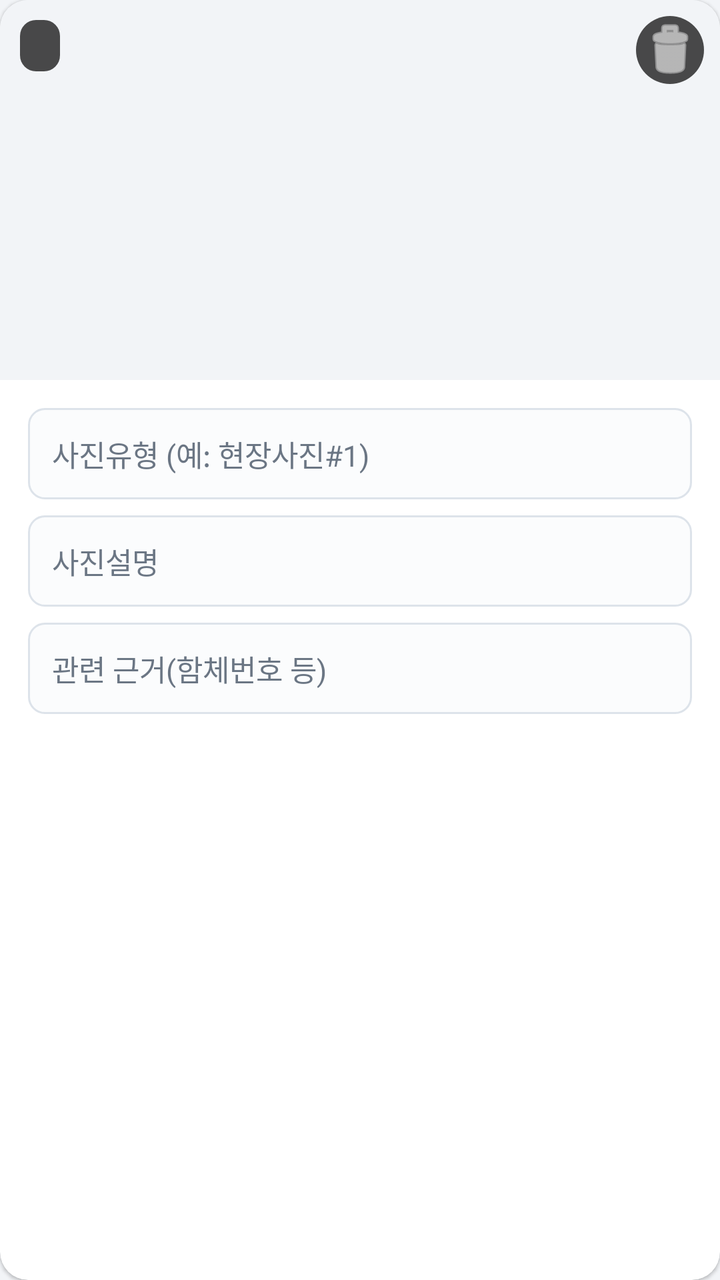
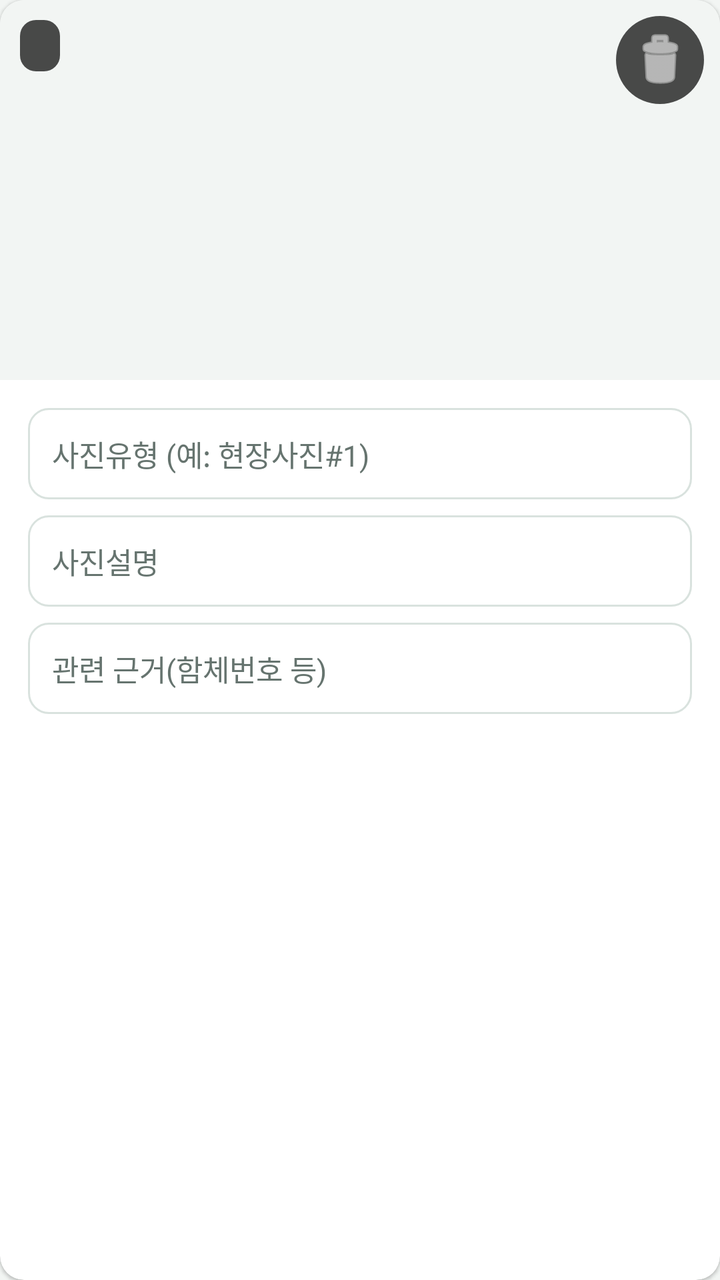

Compare the two renders of this Android layout. The source of the first and the diff that turns it into the second are given below.
<!-- AndroidManifest.xml: application theme Theme.Jijang -->
<!-- res/layout/item_site_photo.xml -->
<?xml version="1.0" encoding="utf-8"?>
<androidx.cardview.widget.CardView
    xmlns:android="http://schemas.android.com/apk/res/android"
    xmlns:app="http://schemas.android.com/apk/res-auto"
    android:layout_width="match_parent"
    android:layout_height="wrap_content"
    android:layout_marginHorizontal="12dp"
    android:layout_marginVertical="6dp"
    app:cardCornerRadius="14dp"
    app:cardElevation="1dp">

    <LinearLayout
        android:layout_width="match_parent"
        android:layout_height="wrap_content"
        android:orientation="vertical">

        <FrameLayout
            android:layout_width="match_parent"
            android:layout_height="190dp">

            <ImageView
                android:id="@+id/imageThumbnail"
                android:layout_width="match_parent"
                android:layout_height="match_parent"
                android:background="@color/background"
                android:scaleType="centerCrop"
                android:contentDescription="@null" />

            <TextView
                android:id="@+id/textSlotLabel"
                android:layout_width="wrap_content"
                android:layout_height="wrap_content"
                android:layout_gravity="top|start"
                android:layout_margin="10dp"
                android:background="@drawable/bg_photo_badge"
                android:paddingHorizontal="10dp"
                android:paddingVertical="5dp"
                android:textColor="@color/on_primary"
                android:textSize="11.5sp"
                android:textStyle="bold" />

            <ImageButton
                android:id="@+id/buttonDelete"
                android:layout_width="34dp"
                android:layout_height="34dp"
                android:layout_gravity="top|end"
                android:layout_margin="8dp"
                android:background="@drawable/bg_delete_circle"
                android:contentDescription="@string/delete_row"
                android:padding="7dp"
                android:src="@android:drawable/ic_menu_delete"
                app:tint="@color/on_primary" />
        </FrameLayout>

        <LinearLayout
            android:layout_width="match_parent"
            android:layout_height="wrap_content"
            android:orientation="vertical"
            android:padding="14dp">

            <EditText
                android:id="@+id/editPhotoType"
                style="@style/Widget.Jijang.EditText"
                android:layout_width="match_parent"
                android:layout_height="wrap_content"
                android:layout_marginTop="0dp"
                android:hint="@string/hint_photo_type" />

            <EditText
                android:id="@+id/editDescription"
                style="@style/Widget.Jijang.EditText"
                android:layout_width="match_parent"
                android:layout_height="wrap_content"
                android:hint="@string/hint_photo_description" />

            <EditText
                android:id="@+id/editRelatedFacility"
                style="@style/Widget.Jijang.EditText"
                android:layout_width="match_parent"
                android:layout_height="wrap_content"
                android:hint="@string/hint_photo_related_facility" />
        </LinearLayout>
    </LinearLayout>
</androidx.cardview.widget.CardView>
<!-- resources referenced by this layout -->
<resources>
  <color name="background">#F2F4F7</color>
  <color name="on_primary">#FFFFFF</color>
  <!-- drawable bg_delete_circle (drawable) -->
  <?xml version="1.0" encoding="utf-8"?>
  <shape xmlns:android="http://schemas.android.com/apk/res/android"
      android:shape="oval">
      <solid android:color="#B3000000" />
  </shape>
  <!-- drawable bg_photo_badge (drawable) -->
  <?xml version="1.0" encoding="utf-8"?>
  <shape xmlns:android="http://schemas.android.com/apk/res/android">
      <solid android:color="#B3000000" />
      <corners android:radius="8dp" />
  </shape>
  <string name="delete_row">행 삭제</string>
  <string name="hint_photo_description">사진설명</string>
  <string name="hint_photo_related_facility">관련 근거(함체번호 등)</string>
  <string name="hint_photo_type">사진유형 (예: 현장사진#1)</string>
  <style name="Widget.Jijang.EditText" parent="android:Widget.EditText">
          <item name="android:background">@drawable/bg_input_field</item>
          <item name="android:padding">12dp</item>
          <item name="android:textColor">@color/text_primary</item>
          <item name="android:textColorHint">@color/text_secondary</item>
          <item name="android:textSize">14.5sp</item>
          <item name="android:layout_marginTop">8dp</item>
      </style>
  <style name="Theme.Jijang" parent="Theme.MaterialComponents.DayNight.NoActionBar">
          <item name="colorPrimary">@color/primary</item>
          <item name="colorPrimaryDark">@color/primary_dark</item>
          <item name="colorOnPrimary">@color/on_primary</item>
          <item name="colorSecondary">@color/accent</item>
          <item name="colorOnSecondary">@color/on_accent</item>
          <item name="android:windowBackground">@color/background</item>
  
          
          <item name="shapeAppearanceSmallComponent">@style/ShapeAppearance.Jijang.SmallComponent</item>
  
          <item name="materialButtonStyle">@style/Widget.Jijang.Button</item>
          <item name="materialButtonOutlinedStyle">@style/Widget.Jijang.Button.Outlined</item>
          <item name="borderlessButtonStyle">@style/Widget.Jijang.Button.Text</item>
      </style>
  <!-- drawable bg_input_field (drawable) -->
  <?xml version="1.0" encoding="utf-8"?>
  <shape xmlns:android="http://schemas.android.com/apk/res/android">
      <solid android:color="#FBFCFD" />
      <corners android:radius="8dp" />
      <stroke android:width="1dp" android:color="@color/line" />
      <padding android:left="10dp" android:top="10dp" android:right="10dp" android:bottom="10dp" />
  </shape>
  <color name="text_primary">#1B2430</color>
  <color name="text_secondary">#6B7684</color>
  <color name="primary">#0F2A4A</color>
  <color name="primary_dark">#081A30</color>
  <color name="accent">#E8871E</color>
  <color name="on_accent">#FFFFFF</color>
  <style name="ShapeAppearance.Jijang.SmallComponent" parent="ShapeAppearance.MaterialComponents.SmallComponent">
          <item name="cornerSize">14dp</item>
      </style>
  <style name="Widget.Jijang.Button.Text" parent="Widget.MaterialComponents.Button.TextButton">
          <item name="android:textColor">@color/accent_dark</item>
          <item name="android:textAllCaps">false</item>
          <item name="android:letterSpacing">0</item>
      </style>
  <color name="line">#DDE3EA</color>
  <color name="accent_dark">#C96F0F</color>
  <!-- unchanged entries left out for length: 2 -->
</resources>

<!-- the commit's change to res/layout/item_site_photo.xml (unified diff, before → after) -->
@@ -6,8 +6,8 @@
     android:layout_height="wrap_content"
     android:layout_marginHorizontal="12dp"
     android:layout_marginVertical="6dp"
-    app:cardCornerRadius="14dp"
-    app:cardElevation="1dp">
+    app:cardCornerRadius="@dimen/card_radius"
+    app:cardElevation="@dimen/card_elevation">
 
     <LinearLayout
         android:layout_width="match_parent"
@@ -41,8 +41,8 @@
 
             <ImageButton
                 android:id="@+id/buttonDelete"
-                android:layout_width="34dp"
-                android:layout_height="34dp"
+                android:layout_width="@dimen/touch_target"
+                android:layout_height="@dimen/touch_target"
                 android:layout_gravity="top|end"
                 android:layout_margin="8dp"
                 android:background="@drawable/bg_delete_circle"
<!-- resource entries referenced after the edit -->
@@ -1,17 +1,20 @@
 <!-- resources referenced by this layout -->
 <resources>
-  <color name="background">#F2F4F7</color>
+  <color name="background">#F2F5F3</color>
   <color name="on_primary">#FFFFFF</color>
+  <dimen name="card_elevation">1dp</dimen>
+  <dimen name="card_radius">12dp</dimen>
+  <dimen name="touch_target">44dp</dimen>
   <!-- drawable bg_delete_circle (drawable) -->
   <?xml version="1.0" encoding="utf-8"?>
   <shape xmlns:android="http://schemas.android.com/apk/res/android"
       android:shape="oval">
-      <solid android:color="#B3000000" />
+      <solid android:color="@color/scrim" />
   </shape>
   <!-- drawable bg_photo_badge (drawable) -->
   <?xml version="1.0" encoding="utf-8"?>
   <shape xmlns:android="http://schemas.android.com/apk/res/android">
-      <solid android:color="#B3000000" />
+      <solid android:color="@color/scrim" />
       <corners android:radius="8dp" />
   </shape>
   <string name="delete_row">행 삭제</string>
@@ -32,6 +35,7 @@
           <item name="colorOnPrimary">@color/on_primary</item>
           <item name="colorSecondary">@color/accent</item>
           <item name="colorOnSecondary">@color/on_accent</item>
+          <item name="android:colorAccent">@color/accent</item>
           <item name="android:windowBackground">@color/background</item>
   
           
@@ -41,30 +45,33 @@
           <item name="materialButtonOutlinedStyle">@style/Widget.Jijang.Button.Outlined</item>
           <item name="borderlessButtonStyle">@style/Widget.Jijang.Button.Text</item>
       </style>
+  <color name="scrim">#B3000000</color>
   <!-- drawable bg_input_field (drawable) -->
   <?xml version="1.0" encoding="utf-8"?>
   <shape xmlns:android="http://schemas.android.com/apk/res/android">
-      <solid android:color="#FBFCFD" />
-      <corners android:radius="8dp" />
+      <solid android:color="@color/surface" />
+      <corners android:radius="@dimen/field_radius" />
       <stroke android:width="1dp" android:color="@color/line" />
       <padding android:left="10dp" android:top="10dp" android:right="10dp" android:bottom="10dp" />
   </shape>
-  <color name="text_primary">#1B2430</color>
-  <color name="text_secondary">#6B7684</color>
-  <color name="primary">#0F2A4A</color>
-  <color name="primary_dark">#081A30</color>
-  <color name="accent">#E8871E</color>
+  <color name="text_primary">#1D2B27</color>
+  <color name="text_secondary">#66746F</color>
+  <color name="primary">#1F403A</color>
+  <color name="primary_dark">#102C27</color>
+  <color name="accent">#D86532</color>
   <color name="on_accent">#FFFFFF</color>
   <style name="ShapeAppearance.Jijang.SmallComponent" parent="ShapeAppearance.MaterialComponents.SmallComponent">
-          <item name="cornerSize">14dp</item>
+          <item name="cornerSize">10dp</item>
       </style>
   <style name="Widget.Jijang.Button.Text" parent="Widget.MaterialComponents.Button.TextButton">
           <item name="android:textColor">@color/accent_dark</item>
           <item name="android:textAllCaps">false</item>
           <item name="android:letterSpacing">0</item>
       </style>
-  <color name="line">#DDE3EA</color>
-  <color name="accent_dark">#C96F0F</color>
+  <color name="surface">#FFFFFF</color>
+  <dimen name="field_radius">10dp</dimen>
+  <color name="line">#D9E2DE</color>
+  <color name="accent_dark">#B94925</color>
   <!-- unchanged entries left out for length: 2 -->
 </resources>
 
